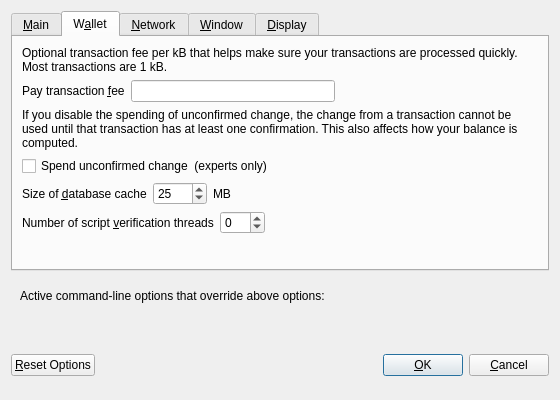
Qt form src/qt/forms/optionsdialog.ui (zarGonnn/reddcoin) before a commit.
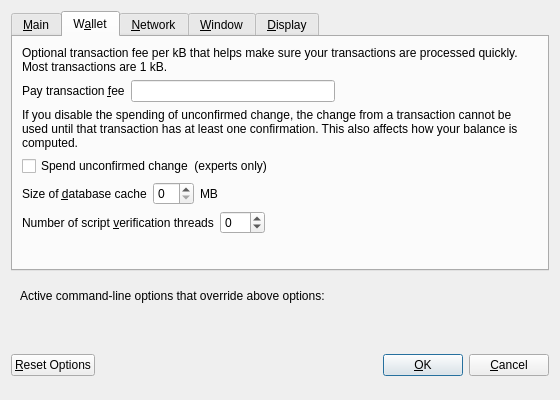
The same form after that commit. The open tabs and pages were chosen to show the change. Custom widgets are drawn as their Qt base class.

Commit message:
add constants for shared (GUI/core) -dbcache settings
- adds nDefaultDbCache, nMaxDbCache and nMinDbCache in txdb.h

Conflicts:
	src/init.cpp

Patch:
```diff
--- a/src/qt/forms/optionsdialog.ui
+++ b/src/qt/forms/optionsdialog.ui
@@ -166,17 +166,7 @@
           </widget>
          </item>
          <item>
-          <widget class="QSpinBox" name="databaseCache">
-           <property name="toolTip">
-            <string>Set database cache size in megabytes (default: 25)</string>
-           </property>
-           <property name="maximum">
-            <number>1024</number>
-           </property>
-           <property name="value">
-            <number>25</number>
-           </property>
-          </widget>
+          <widget class="QSpinBox" name="databaseCache"/>
          </item>
          <item>
           <widget class="QLabel" name="databaseCacheUnitLabel">
```
The commit also changes 4 other files.
